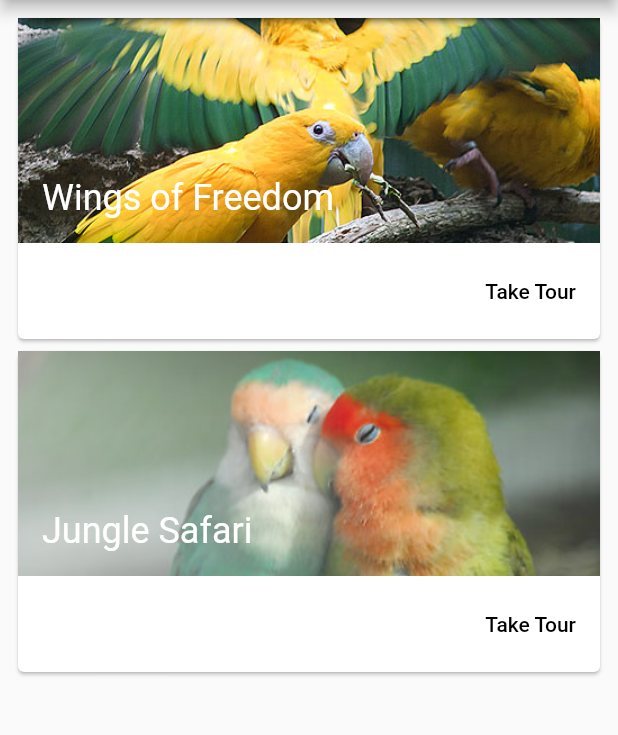
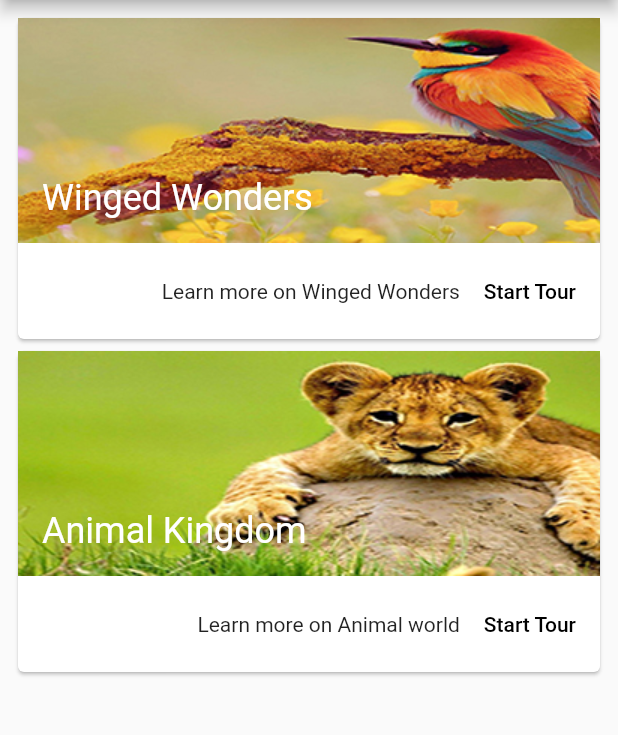
Before and after one commit to anuviswan/junglebook, a Flutter app: the screen it shows after launch, on a phone screen of 412 x 824 dp, the part 84-819 px from its top. Run offline on Flutter 3.47's test engine with Material 2 defaults, Android fonts, the phone set to English and light mode, and no system bars; our stand-ins replace audioplayers.

Commit message:
Updating Home Page

```diff
--- a/src/jungle_book/lib/main.dart
+++ b/src/jungle_book/lib/main.dart
@@ -8,11 +8,11 @@ import 'slideshow.dart';
 import 'pathmanager.dart';
 import 'BirdManager.dart';
 
-void main() => runApp(MaterialApp(home:new NewPage()));
+void main() => runApp(MaterialApp(home:new HomePage()));
 
 
 
-class NewPage extends StatelessWidget {
+class HomePage extends StatelessWidget {
   @override
   Widget build(BuildContext context) {
     return new Scaffold(
@@ -28,7 +28,7 @@ class NewPage extends StatelessWidget {
                   height: 150.0,
                   child: new Stack(
                     children: <Widget>[
-                      Positioned.fill(child: Image.asset('home/birds.jpg',fit: BoxFit.cover,)),
+                      Positioned.fill(child: Image.asset('images/graphics/birds_card.jpg',fit: BoxFit.cover,)),
                       Positioned(
                         bottom: 16.0,
                         left:16.0,
@@ -36,8 +36,7 @@ class NewPage extends StatelessWidget {
                         child: new FittedBox(
                           fit: BoxFit.scaleDown,
                           alignment: Alignment.centerLeft,
-                          child: new Text('Wings of Freedom',
-                          style: Theme.of(context).textTheme.headline.copyWith(color: Colors.white),),
+                          child: new Text('Winged Wonders',style: Theme.of(context).textTheme.headline.copyWith(color: Colors.white),),
                         ),
                       )
                     ],
@@ -48,7 +47,8 @@ class NewPage extends StatelessWidget {
                   child: ButtonBar(
                     alignment: MainAxisAlignment.end,
                     children: <Widget>[
-                      new FlatButton(onPressed: (){}, child: new Text('Take Tour'))
+                      new Text("Learn more on Winged Wonders"),
+                      new FlatButton(onPressed: (){},  child: new Text('Start Tour'))
                     ],
                   ),
                 )
@@ -64,7 +64,7 @@ class NewPage extends StatelessWidget {
             height: 150.0,
             child: new Stack(
               children: <Widget>[
-                Positioned.fill(child: Image.asset('home/birds.png',fit: BoxFit.cover,)),
+                Positioned.fill(child: Image.asset('images/graphics/animals_card.jpg',fit: BoxFit.cover,)),
                 Positioned(
                   bottom: 16.0,
                   left:16.0,
@@ -72,8 +72,7 @@ class NewPage extends StatelessWidget {
                   child: new FittedBox(
                     fit: BoxFit.scaleDown,
                     alignment: Alignment.centerLeft,
-                    child: new Text('Jungle Safari',
-                      style: Theme.of(context).textTheme.headline.copyWith(color: Colors.white),),
+                    child: new Text('Animal Kingdom',style: Theme.of(context).textTheme.headline.copyWith(color: Colors.white),),
                   ),
                 )
               ],
@@ -84,7 +83,8 @@ class NewPage extends StatelessWidget {
             child: ButtonBar(
               alignment: MainAxisAlignment.end,
               children: <Widget>[
-                new FlatButton(onPressed: (){}, child: new Text('Take Tour'))
+                new Text("Learn more on Animal world"),
+                new FlatButton(onPressed: (){}, child: new Text('Start Tour'))
               ],
             ),
           )
--- a/src/jungle_book/pubspec.yaml
+++ b/src/jungle_book/pubspec.yaml
@@ -37,9 +37,9 @@ dev_dependencies:
 flutter:
   uses-material-design: true
   assets:
-    - images/
-    - assets/
-    - home/
+    - images/birds/
+    - images/animals/
+    - images/graphics/
 
   # For details regarding adding assets from package dependencies, see
   # https://flutter.dev/assets-and-images/#from-packages
```
Also changed, not shown: src/jungle_book/home/birds.jpg (deleted), src/jungle_book/home/birds.png (deleted), src/jungle_book/images/birds/flamingo.jpg (renamed from src/jungle_book/images/flamingo.jpg), src/jungle_book/images/birds/kingfisher.jpg (renamed from src/jungle_book/images/kingfisher.jpg), src/jungle_book/images/birds/macaw.jpg (renamed from src/jungle_book/images/macaw.jpg), src/jungle_book/images/birds/owl.jpg (renamed from src/jungle_book/images/owl.jpg), src/jungle_book/images/birds/parrot.jpg (renamed from src/jungle_book/images/parrot.jpg), src/jungle_book/images/birds/penguin.jpg (renamed from src/jungle_book/images/penguin.jpg), src/jungle_book/images/birds/reedling.jpg (renamed from src/jungle_book/images/reedling.jpg), src/jungle_book/images/birds/toucan.jpg (renamed from src/jungle_book/images/toucan.jpg), src/jungle_book/images/graphics/animals_card.jpg (added), src/jungle_book/images/graphics/birds_card.jpg (added).
